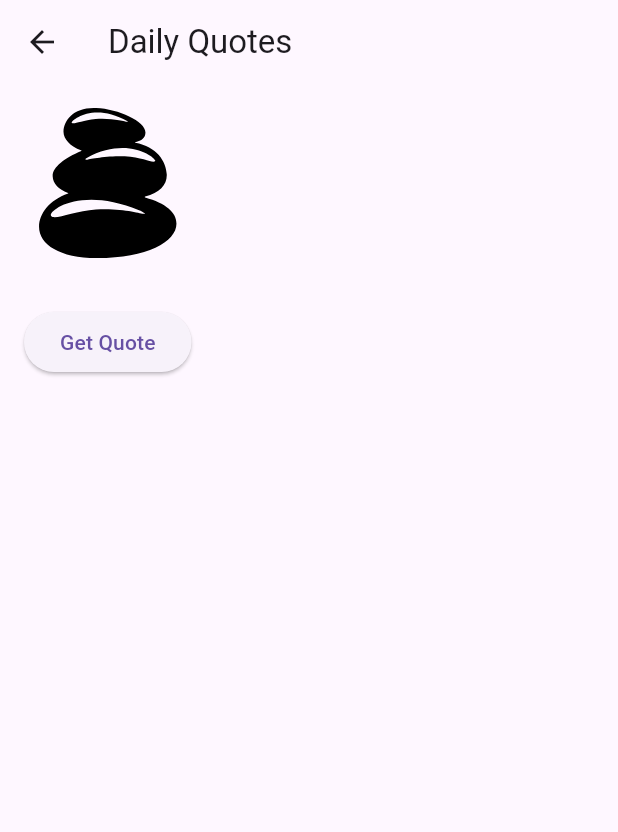
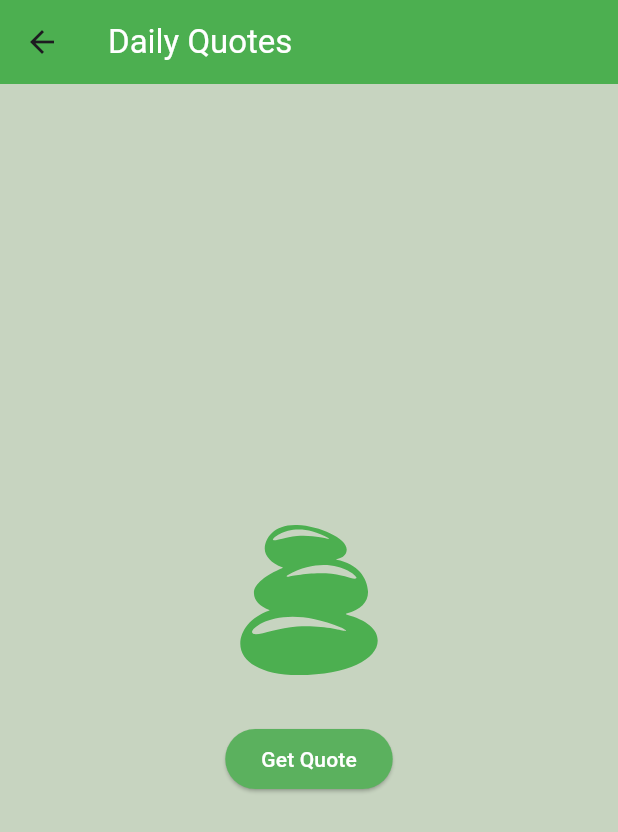
Before and after one commit to lnvaldez/zen-todo, a Flutter app: the screen it shows after launch, after a tap on "Daily Quotes", on a phone screen of 412 x 824 dp. Shown: the top 832 px of the screen. Run offline on Flutter 3.47's test engine with Material 3 defaults, Android fonts, the phone set to English and light mode, and no system bars; our stand-ins replace flutter_slidable, flutter_svg, shared_preferences.

Commit message:
feat: ui design

```diff
--- a/lib/main.dart
+++ b/lib/main.dart
@@ -29,6 +29,7 @@
     return MaterialApp(
       title: 'Zen Todo',
       theme: ThemeData(
+        scaffoldBackgroundColor: const Color(0xffc7d4c0),
         primarySwatch: Colors.green,
         visualDensity: VisualDensity.adaptivePlatformDensity,
       ),
--- a/lib/screens/quotes_screen.dart
+++ b/lib/screens/quotes_screen.dart
@@ -33,19 +33,36 @@ class _QuotesScreenState extends State {
   @override
   Widget build(BuildContext context) {
     return Scaffold(
-      appBar: AppBar(title: const Text('Daily Quotes')),
-      body: Padding(
+      appBar: AppBar(
+        title: const Text(
+          'Daily Quotes',
+          style: TextStyle(color: Colors.white),
+        ),
+        backgroundColor: Colors.green,
+      ),
+      body: Align(
+        alignment: Alignment.center,
+        child: Padding(
           padding: const EdgeInsets.all(16.0),
           child: Column(
+            mainAxisAlignment: MainAxisAlignment.center,
             children: [
               SvgPicture.asset(
                 'assets/zen_logo.svg',
                 height: 100,
+                colorFilter:
+                    const ColorFilter.mode(Colors.green, BlendMode.srcIn),
               ),
               const SizedBox(height: 32),
               ElevatedButton(
+                style: ButtonStyle(
+                    backgroundColor: const WidgetStatePropertyAll(
+                        const Color.fromRGBO(91, 177, 94, 1))),
                 onPressed: _isLoading ? null : _fetchQuote,
-              child: Text(_isLoading ? 'Loading...' : 'Get Quote'),
+                child: Text(
+                  _isLoading ? 'Loading...' : 'Get Quote',
+                  style: TextStyle(color: Colors.white),
+                ),
               ),
               if (_currentQuote != null) ...[
                 const SizedBox(height: 32),
@@ -64,6 +81,7 @@ class _QuotesScreenState extends State {
             ],
           ),
         ),
+      ),
     );
   }
 }
--- a/lib/screens/task_detail_screen.dart
+++ b/lib/screens/task_detail_screen.dart
@@ -9,7 +9,10 @@ class TaskDetailScreen extends StatelessWidget {
     final task = ModalRoute.of(context)!.settings.arguments as Task;
 
     return Scaffold(
-      appBar: AppBar(title: const Text('Task Detail')),
+      appBar: AppBar(
+        title: const Text('Task Detail', style: TextStyle(color: Colors.white)),
+        backgroundColor: Colors.green,
+      ),
       body: Padding(
         padding: const EdgeInsets.all(16.0),
         child: Column(
--- a/lib/screens/task_list_screen.dart
+++ b/lib/screens/task_list_screen.dart
@@ -23,7 +23,13 @@ class _TaskListScreenState extends State<TaskListScreen> {
   @override
   Widget build(BuildContext context) {
     return Scaffold(
-      appBar: AppBar(title: const Text('Tasks')),
+      appBar: AppBar(
+        title: const Text(
+          'Tasks',
+          style: TextStyle(color: Colors.white),
+        ),
+        backgroundColor: Colors.green,
+      ),
       body: Consumer<TasksProvider>(
         builder: (context, tasksProvider, child) {
           final tasks = tasksProvider.tasks;
@@ -55,6 +61,8 @@ class _TaskListScreenState extends State<TaskListScreen> {
                 child: ListTile(
                   leading: Checkbox(
                     value: task.isCompleted,
+                    activeColor: Colors.green,
+                    checkColor: Colors.white,
                     onChanged: (bool? value) {
                       tasksProvider.toggleTask(task.id);
                     },
@@ -72,6 +80,8 @@ class _TaskListScreenState extends State<TaskListScreen> {
         },
       ),
       floatingActionButton: FloatingActionButton(
+        backgroundColor: Colors.green,
+        foregroundColor: Colors.white,
         onPressed: _showAddTaskDialog,
         child: const Icon(Icons.add),
       ),
--- a/lib/screens/welcome_screen.dart
+++ b/lib/screens/welcome_screen.dart
@@ -8,32 +8,44 @@ class WelcomeScreen extends StatelessWidget {
   Widget build(BuildContext context) {
     return Scaffold(
         body: SafeArea(
+            child: Align(
+      alignment: Alignment.center,
       child: Padding(
           padding: const EdgeInsets.all(16.0),
-                child: Column(
-                    mainAxisAlignment: MainAxisAlignment.center,
-                    children: [
+          child: Column(mainAxisAlignment: MainAxisAlignment.center, children: [
             SvgPicture.asset(
               'assets/zen_logo.svg',
               height: 120,
+              colorFilter: ColorFilter.mode(Colors.green, BlendMode.srcIn),
             ),
             const SizedBox(height: 48),
             SizedBox(
-                          width: double.infinity,
+                width: 250,
                 child: ElevatedButton(
-                            onPressed: () =>
-                                Navigator.pushNamed(context, '/tasks'),
-                            child: const Text('View Tasks'),
+                  style: ButtonStyle(
+                      backgroundColor: WidgetStatePropertyAll(
+                          const Color.fromRGBO(91, 177, 94, 1))),
+                  onPressed: () => Navigator.pushNamed(context, '/tasks'),
+                  child: const Text(
+                    'View Tasks',
+                    style: TextStyle(color: Colors.white),
+                  ),
                 )),
             const SizedBox(height: 16),
             SizedBox(
-                        width: double.infinity,
+              width: 250,
               child: ElevatedButton(
-                          onPressed: () =>
-                              Navigator.pushNamed(context, '/quotes'),
-                          child: const Text('Daily Quotes'),
+                style: ButtonStyle(
+                    backgroundColor: WidgetStatePropertyAll(
+                        const Color.fromARGB(255, 135, 184, 136))),
+                onPressed: () => Navigator.pushNamed(context, '/quotes'),
+                child: const Text(
+                  'Daily Quotes',
+                  style: TextStyle(color: Colors.white),
+                ),
               ),
             )
-                    ]))));
+          ])),
+    )));
   }
 }
```
Lines whose indentation alone changed are shown as unchanged.
